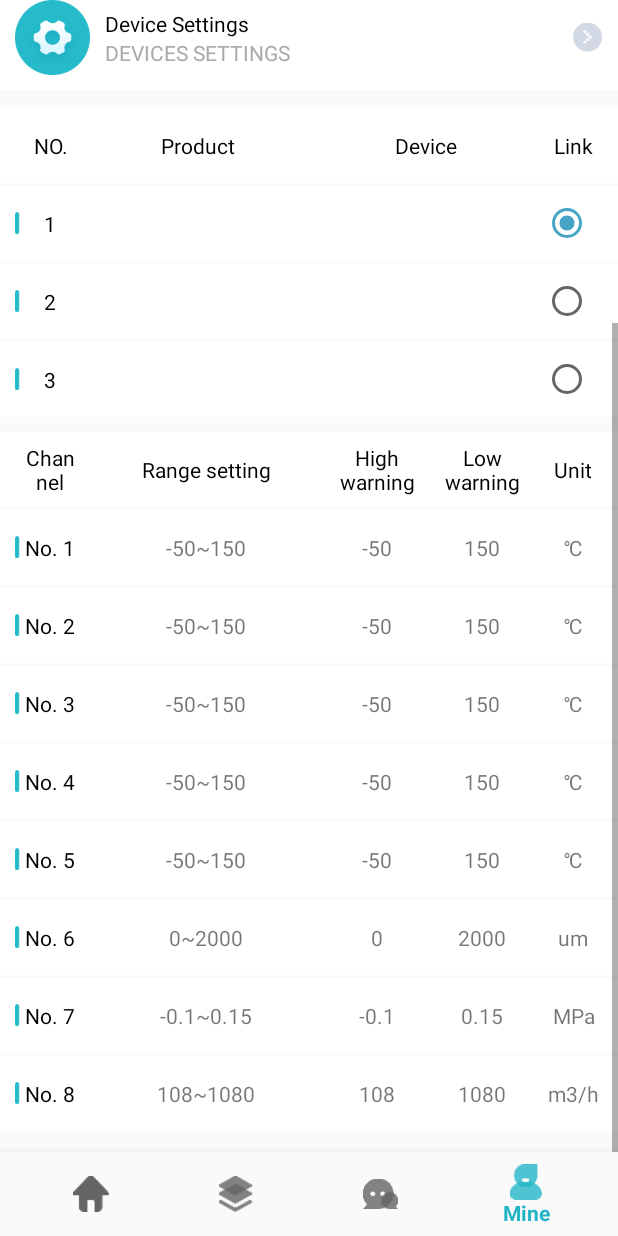
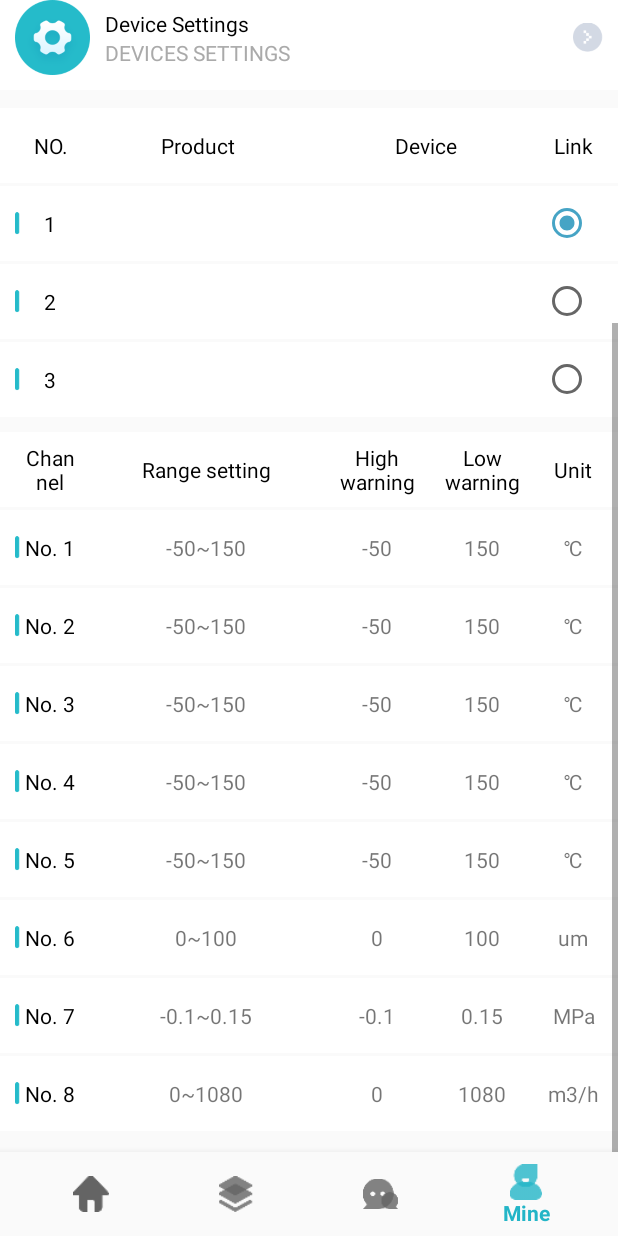
Before and after one commit to lijun2005816/pump, an Android app: the screen it shows after launch (MainActivity), item 4 of the bottom bar chosen, scrolled down 292 dp, on a phone screen of 412 x 824 dp. Run offline under Robolectric (Android 15) with nearby library versions, the phone set to English and light mode, and no system bars; libraries missing offline, so code that uses them is left out: com.alibaba.fastjson, com.aliyun.alink, com.github.mikephil.charting; 18 statements that could not run were skipped.

```diff
--- a/app/src/main/res/values/strings.xml
+++ b/app/src/main/res/values/strings.xml
@@ -82,10 +82,13 @@
         <item>-50~150</item>
         <item>-50~200</item>
     </string-array>
-    <string name="vib_range_default">0~2000</string>
+    <string name="vib_range_default">0~100</string>
     <string name="vib_warning_low_default">0</string>
-    <string name="vib_warning_high_default">2000</string>
+    <string name="vib_warning_high_default">100</string>
     <string-array name="vib_range">
+        <item>0~100</item>
+        <item>0~200</item>
+        <item>0~400</item>
         <item>0~2000</item>
     </string-array>
     <string name="press_range_default">-0.1~0.15</string>
@@ -101,17 +104,17 @@
         <item>0~2.5</item>
         <item>0~4</item>
     </string-array>
-    <string name="volume_range_default">108~1080</string>
-    <string name="volume_warning_low_default">108</string>
+    <string name="volume_range_default">0~1080</string>
+    <string name="volume_warning_low_default">0</string>
     <string name="volume_warning_high_default">1080</string>
     <string-array name="volume_range">
-        <item>108~1080</item>
-        <item>240~2400</item>
-        <item>450~4500</item>
-        <item>660~4500</item>
-        <item>900~9000</item>
-        <item>1800~18000</item>
-        <item>4200~42000</item>
+        <item>0~1080</item>
+        <item>0~2400</item>
+        <item>0~4500</item>
+        <item>0~4500</item>
+        <item>0~9000</item>
+        <item>0~18000</item>
+        <item>0~42000</item>
     </string-array>
     <string name="ch_no">Channel</string>
     <string name="setting_range">Range setting</string>
```
Also changed, not shown: app/src/main/java/com/smartgreen/pump/fragment/FragmentMine.java (+12 -12 lines), app/src/main/res/layout/spinner_dropdown_item_cust.xml (added, +10 -0 lines), app/src/main/res/layout/spinner_item_cust.xml (added, +10 -0 lines), 1 other file.
